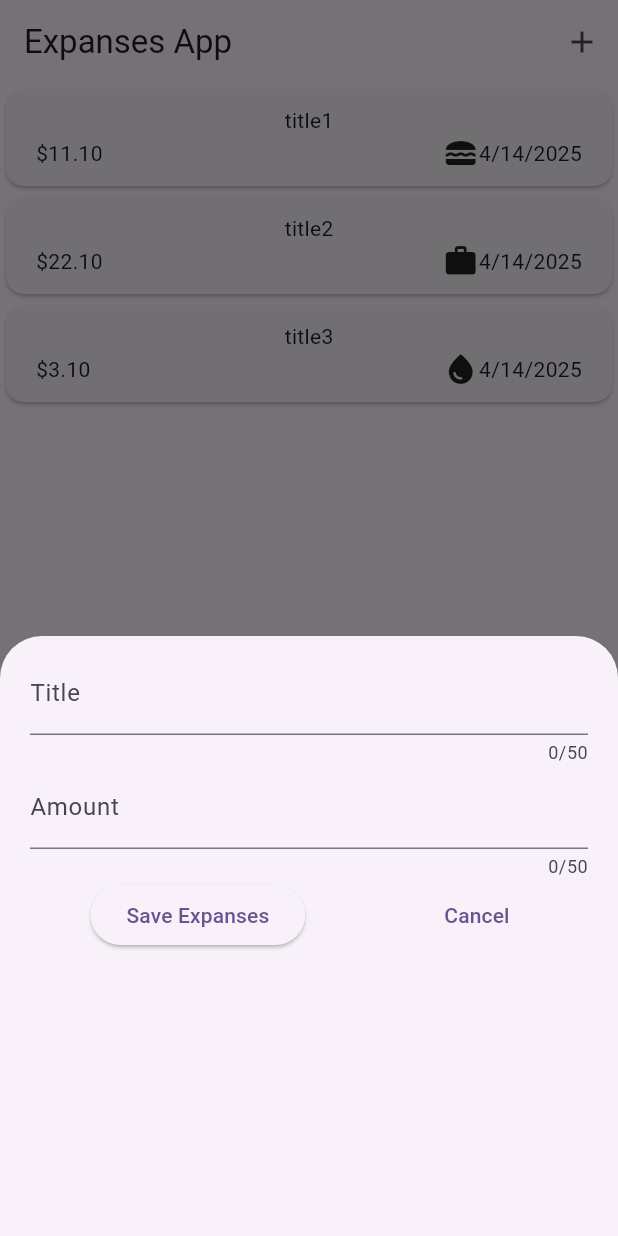
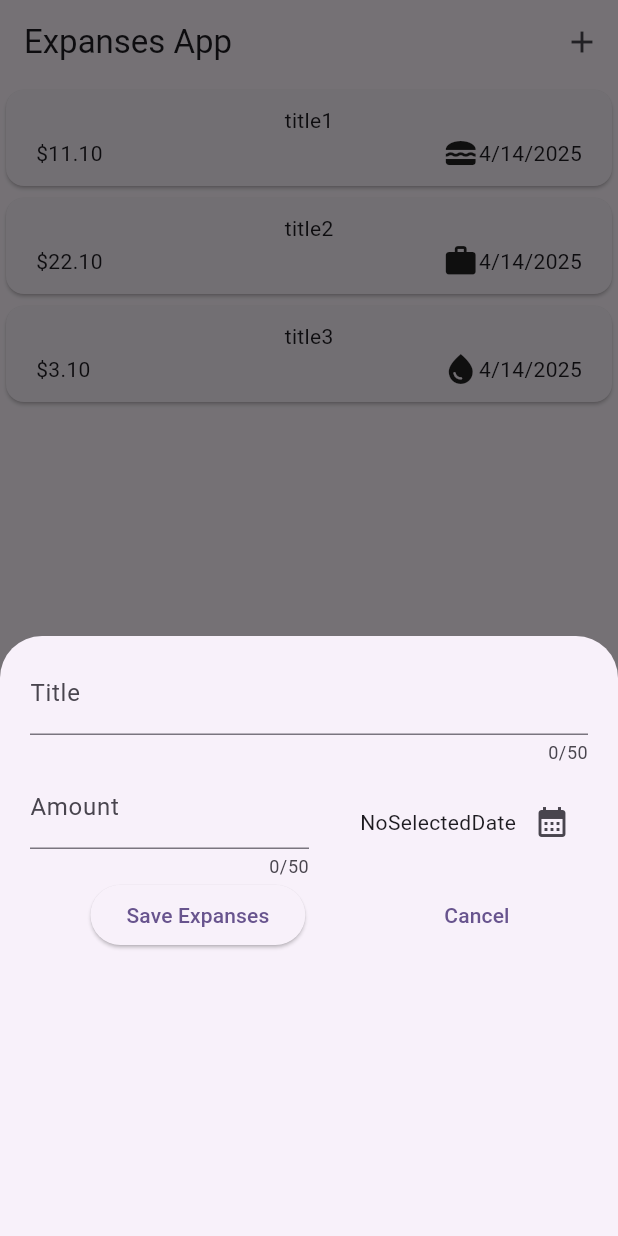
Before and after one commit to engIbrahemQruea/expenses, a Flutter app: the screen it shows after launch, after a tap on the "add" icon, on a phone screen of 412 x 824 dp. Run offline on Flutter 3.47's test engine with Material 3 defaults, Android fonts, the phone set to English and light mode, and no system bars.

Commit message:
Date picker

```diff
--- a/lib/widgets/expanse_text_field.dart
+++ b/lib/widgets/expanse_text_field.dart
@@ -1,5 +1,8 @@
+import 'package:expenses/models/expenses_model.dart';
 import 'package:flutter/material.dart';
 import 'dart:developer';
+
+import 'package:intl/intl.dart';
 
 class ExpanseTextField extends StatefulWidget {
   const ExpanseTextField({super.key});
@@ -11,6 +14,8 @@ class ExpanseTextField extends StatefulWidget {
 class _ExpanseTextFieldState extends State<ExpanseTextField> {
   final titleController = TextEditingController();
   final amountController = TextEditingController();
+
+  DateTime? _selectedDate;
 
   @override
   void dispose() {
@@ -31,13 +36,48 @@ class _ExpanseTextFieldState extends State<ExpanseTextField> {
               label: Text('Title'),
             ),
           ),
-          TextField(
+          Row(
+            children: [
+              Expanded(
+                child: TextField(
                   controller: amountController,
                   keyboardType: TextInputType.number,
                   maxLength: 50,
                   decoration: const InputDecoration(
                     label: Text('Amount'),
                   ),
+                ),
+              ),
+              Expanded(
+                child: Row(
+                  mainAxisAlignment: MainAxisAlignment.end,
+                  children: [
+                    Text(
+                      _selectedDate == null
+                          ? 'NoSelectedDate'
+                          : DateFormat.yMd().format(_selectedDate!),
+                    ),
+                    IconButton(
+                      onPressed: () async {
+                        final now = DateTime.now();
+                        final firstDate =
+                            DateTime(now.year - 1, now.month, now.day);
+                        final DateTime? pickedDate = await showDatePicker(
+                          context: context,
+                          initialDate: now,
+                          firstDate: firstDate,
+                          lastDate: now,
+                        );
+                        setState(() {
+                          _selectedDate = pickedDate;
+                        });
+                      },
+                      icon: Icon(Icons.calendar_month),
+                    ),
+                  ],
+                ),
+              )
+            ],
           ),
           Row(
             mainAxisAlignment: MainAxisAlignment.spaceAround,
```
Lines whose indentation alone changed are shown as unchanged.
